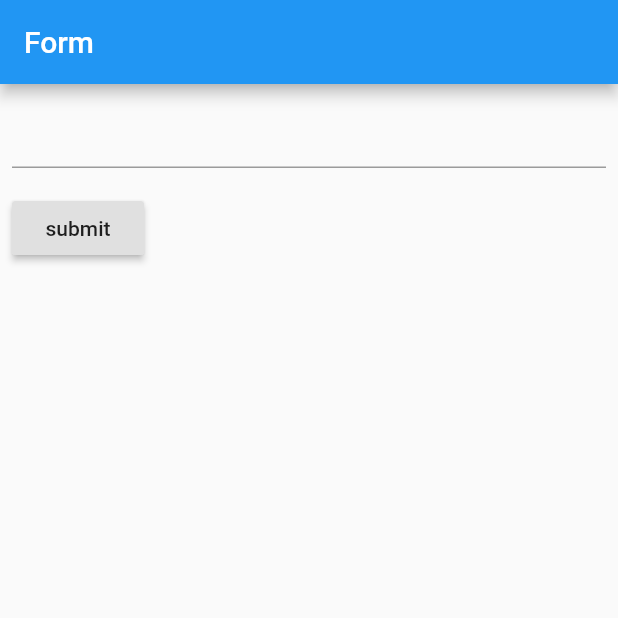
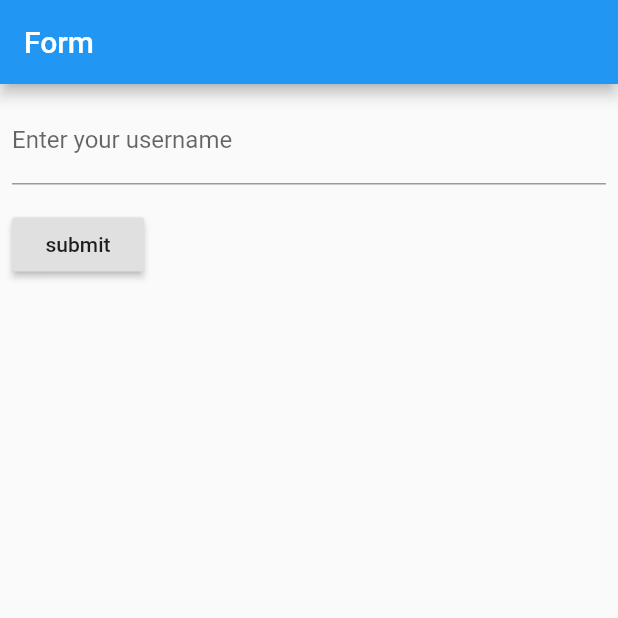
Before and after one commit to akiyosh1991/udacity_flutter, a Flutter app: the screen it shows after launch, on a phone screen of 412 x 824 dp, the top half of it. Run offline on Flutter 3.47's test engine with Material 2 defaults, Android fonts, the phone set to English and light mode, and no system bars.

Commit message:
fix: add InputDecoration

```diff
--- a/lib/main.dart
+++ b/lib/main.dart
@@ -40,6 +40,9 @@ class _MyCustomFormState extends State<MyCustomForm> {
         crossAxisAlignment: CrossAxisAlignment.start,
         children: <Widget>[
           TextFormField(
+            decoration: InputDecoration(
+              labelText: 'Enter your username',
+            ),
             validator: (value){
               if (value.isEmpty) {
                 return "please enter some text";
```
